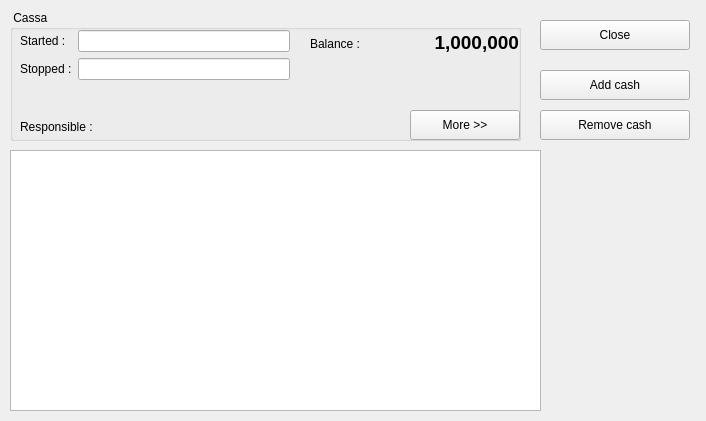
tbikfalvi/Belenus, file client/dlgcassa.ui: the form before one commit.
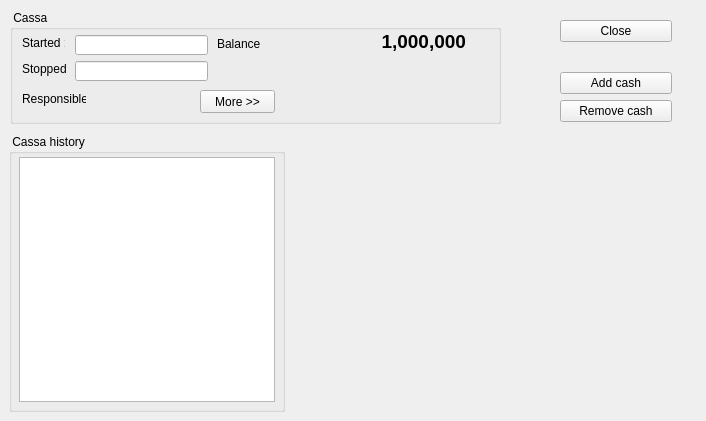
The form after the commit.

```diff
--- a/client/dlgcassa.ui
+++ b/client/dlgcassa.ui
@@ -13,41 +13,13 @@
   <property name="windowTitle">
    <string>Dialog</string>
   </property>
-  <widget class="QTableView" name="tbvCassa">
-   <property name="geometry">
-    <rect>
-     <x>10</x>
-     <y>150</y>
-     <width>531</width>
-     <height>261</height>
-    </rect>
-   </property>
-   <attribute name="horizontalHeaderShowSortIndicator" stdset="0">
-    <bool>true</bool>
-   </attribute>
-   <attribute name="horizontalHeaderStretchLastSection">
-    <bool>true</bool>
-   </attribute>
-   <attribute name="verticalHeaderVisible">
-    <bool>false</bool>
-   </attribute>
-   <attribute name="verticalHeaderVisible">
-    <bool>false</bool>
-   </attribute>
-   <attribute name="horizontalHeaderShowSortIndicator" stdset="0">
-    <bool>true</bool>
-   </attribute>
-   <attribute name="horizontalHeaderStretchLastSection">
-    <bool>true</bool>
-   </attribute>
-  </widget>
   <widget class="QGroupBox" name="gbCassa">
    <property name="geometry">
     <rect>
      <x>10</x>
      <y>10</y>
-     <width>511</width>
-     <height>131</height>
+     <width>491</width>
+     <height>114</height>
     </rect>
    </property>
    <property name="title">
@@ -56,12 +28,18 @@
    <widget class="QLabel" name="lblBalance">
     <property name="geometry">
      <rect>
-      <x>300</x>
-      <y>24</y>
-      <width>71</width>
-      <height>20</height>
+      <x>207</x>
+      <y>26</y>
+      <width>44</width>
+      <height>16</height>
      </rect>
     </property>
+    <property name="sizePolicy">
+     <sizepolicy hsizetype="Fixed" vsizetype="Preferred">
+      <horstretch>0</horstretch>
+      <verstretch>0</verstretch>
+     </sizepolicy>
+    </property>
     <property name="text">
      <string>Balance :</string>
     </property>
@@ -69,12 +47,18 @@
    <widget class="QLabel" name="lblBalanceValue">
     <property name="geometry">
      <rect>
-      <x>369</x>
-      <y>21</y>
-      <width>140</width>
+      <x>360</x>
+      <y>20</y>
+      <width>96</width>
       <height>23</height>
      </rect>
     </property>
+    <property name="sizePolicy">
+     <sizepolicy hsizetype="Fixed" vsizetype="Preferred">
+      <horstretch>0</horstretch>
+      <verstretch>0</verstretch>
+     </sizepolicy>
+    </property>
     <property name="font">
      <font>
       <pointsize>14</pointsize>
@@ -92,12 +76,18 @@
    <widget class="QPushButton" name="pbMore">
     <property name="geometry">
      <rect>
-      <x>400</x>
-      <y>100</y>
-      <width>110</width>
-      <height>30</height>
+      <x>190</x>
+      <y>80</y>
+      <width>75</width>
+      <height>23</height>
      </rect>
     </property>
+    <property name="sizePolicy">
+     <sizepolicy hsizetype="Fixed" vsizetype="Fixed">
+      <horstretch>0</horstretch>
+      <verstretch>0</verstretch>
+     </sizepolicy>
+    </property>
     <property name="text">
      <string>More &gt;&gt;</string>
     </property>
@@ -111,73 +101,140 @@
      <bool>false</bool>
     </property>
    </widget>
-   <widget class="QWidget" name="layoutWidget">
+   <widget class="QLabel" name="lblUser">
     <property name="geometry">
      <rect>
-      <x>10</x>
-      <y>20</y>
-      <width>270</width>
-      <height>62</height>
+      <x>82</x>
+      <y>81</y>
+      <width>61</width>
+      <height>16</height>
      </rect>
     </property>
-    <layout class="QFormLayout" name="formLayout">
-     <item row="0" column="0">
+    <property name="text">
+     <string/>
+    </property>
+   </widget>
+   <widget class="QLabel" name="lblOwner">
+    <property name="geometry">
+     <rect>
+      <x>12</x>
+      <y>81</y>
+      <width>64</width>
+      <height>16</height>
+     </rect>
+    </property>
+    <property name="sizePolicy">
+     <sizepolicy hsizetype="Fixed" vsizetype="Preferred">
+      <horstretch>0</horstretch>
+      <verstretch>0</verstretch>
+     </sizepolicy>
+    </property>
+    <property name="text">
+     <string>Responsible :</string>
+    </property>
+   </widget>
       <widget class="QLabel" name="lblStartDate">
+    <property name="geometry">
+     <rect>
+      <x>12</x>
+      <y>25</y>
+      <width>43</width>
+      <height>16</height>
+     </rect>
+    </property>
        <property name="text">
         <string>Started :</string>
        </property>
       </widget>
-     </item>
-     <item row="0" column="1">
-      <widget class="QLineEdit" name="dtStartDate"/>
-     </item>
-     <item row="1" column="0">
+   <widget class="QLineEdit" name="dtStartDate">
+    <property name="geometry">
+     <rect>
+      <x>65</x>
+      <y>25</y>
+      <width>133</width>
+      <height>20</height>
+     </rect>
+    </property>
+   </widget>
       <widget class="QLabel" name="lblStopDate">
+    <property name="geometry">
+     <rect>
+      <x>12</x>
+      <y>51</y>
+      <width>47</width>
+      <height>16</height>
+     </rect>
+    </property>
        <property name="text">
         <string>Stopped :</string>
        </property>
       </widget>
-     </item>
-     <item row="1" column="1">
-      <widget class="QLineEdit" name="dtStopDate"/>
-     </item>
-    </layout>
+   <widget class="QLineEdit" name="dtStopDate">
+    <property name="geometry">
+     <rect>
+      <x>65</x>
+      <y>51</y>
+      <width>133</width>
+      <height>20</height>
+     </rect>
+    </property>
    </widget>
-   <widget class="QWidget" name="layoutWidget">
+  </widget>
+  <widget class="QGroupBox" name="gbCassaHistory">
+   <property name="geometry">
+    <rect>
+     <x>9</x>
+     <y>134</y>
+     <width>276</width>
+     <height>278</height>
+    </rect>
+   </property>
+   <property name="title">
+    <string> Cassa history </string>
+   </property>
+   <widget class="QTableView" name="tbvCassa">
     <property name="geometry">
      <rect>
       <x>10</x>
-      <y>106</y>
-      <width>371</width>
-      <height>21</height>
+      <y>23</y>
+      <width>256</width>
+      <height>245</height>
      </rect>
     </property>
-    <layout class="QHBoxLayout" name="horizontalLayout">
-     <item>
-      <widget class="QLabel" name="lblOwner">
-       <property name="text">
-        <string>Responsible :</string>
-       </property>
-      </widget>
-     </item>
-     <item>
-      <widget class="QLabel" name="lblUser">
-       <property name="text">
-        <string/>
-       </property>
-      </widget>
-     </item>
-    </layout>
-   </widget>
-  </widget>
+    <property name="minimumSize">
+     <size>
+      <width>0</width>
+      <height>245</height>
+     </size>
+    </property>
+    <attribute name="horizontalHeaderShowSortIndicator" stdset="0">
+     <bool>true</bool>
+    </attribute>
+    <attribute name="horizontalHeaderStretchLastSection">
+     <bool>true</bool>
+    </attribute>
+    <attribute name="verticalHeaderVisible">
+     <bool>false</bool>
+    </attribute>
+   </widget>
+  </widget>
+  <widget class="QWidget" name="">
+   <property name="geometry">
+    <rect>
+     <x>560</x>
+     <y>20</y>
+     <width>112</width>
+     <height>102</height>
+    </rect>
+   </property>
+   <layout class="QVBoxLayout" name="verticalLayout">
+    <item>
   <widget class="QPushButton" name="pbClose">
-   <property name="geometry">
-    <rect>
-     <x>540</x>
-     <y>20</y>
-     <width>150</width>
-     <height>30</height>
-    </rect>
+      <property name="minimumSize">
+       <size>
+        <width>110</width>
+        <height>0</height>
+       </size>
    </property>
    <property name="text">
     <string>Close</string>
@@ -192,14 +249,27 @@
     <bool>false</bool>
    </property>
   </widget>
+    </item>
+    <item>
+     <spacer name="verticalSpacer">
+      <property name="orientation">
+       <enum>Qt::Vertical</enum>
+      </property>
+      <property name="sizeHint" stdset="0">
+       <size>
+        <width>20</width>
+        <height>13</height>
+       </size>
+      </property>
+     </spacer>
+    </item>
+    <item>
   <widget class="QPushButton" name="pbCashAdd">
-   <property name="geometry">
-    <rect>
-     <x>540</x>
-     <y>70</y>
-     <width>150</width>
-     <height>30</height>
-    </rect>
+      <property name="minimumSize">
+       <size>
+        <width>110</width>
+        <height>0</height>
+       </size>
    </property>
    <property name="text">
     <string>Add cash</string>
@@ -214,14 +284,14 @@
     <bool>false</bool>
    </property>
   </widget>
+    </item>
+    <item>
   <widget class="QPushButton" name="pbCashGet">
-   <property name="geometry">
-    <rect>
-     <x>540</x>
-     <y>110</y>
-     <width>150</width>
-     <height>30</height>
-    </rect>
+      <property name="minimumSize">
+       <size>
+        <width>110</width>
+        <height>0</height>
+       </size>
    </property>
    <property name="text">
     <string>Remove cash</string>
@@ -236,6 +306,9 @@
     <bool>false</bool>
    </property>
   </widget>
+    </item>
+   </layout>
+  </widget>
  </widget>
  <tabstops>
   <tabstop>dtStartDate</tabstop>
```
Left out of the diff: 1 changed line with no effect on the pictures. Lines whose indentation alone changed are shown as unchanged.
